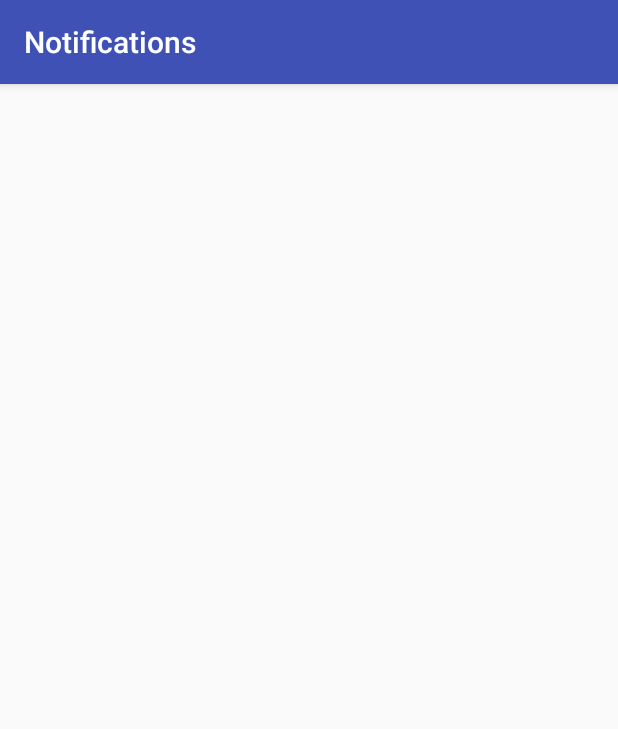
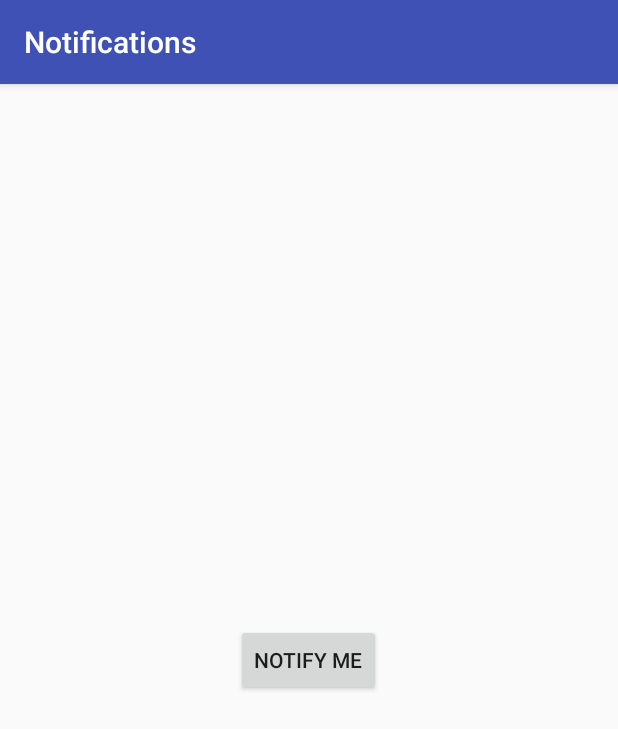
Before and after one commit to androidexamplesforstudy/Notifications, an Android app: the screen it shows after launch (MainActivity), on a phone screen of 412 x 824 dp. Shown: the top 729 px of the screen. Run offline under Robolectric (Android 15) with nearby library versions, the phone set to English and light mode, and no system bars.

Commit message:
everything done

```diff
--- a/app/src/main/res/layout/content_main.xml
+++ b/app/src/main/res/layout/content_main.xml
@@ -13,4 +13,11 @@
     tools:context="example.com.notifications.MainActivity"
     tools:showIn="@layout/activity_main">
 
+    <Button
+        android:text="Notify Me"
+        android:layout_width="wrap_content"
+        android:layout_height="wrap_content"
+        android:layout_centerVertical="true"
+        android:layout_centerHorizontal="true"
+        android:id="@+id/button" />
 </RelativeLayout>
```
Also changed, not shown: app/src/main/java/example/com/notifications/MainActivity.java (+30 -0 lines).
